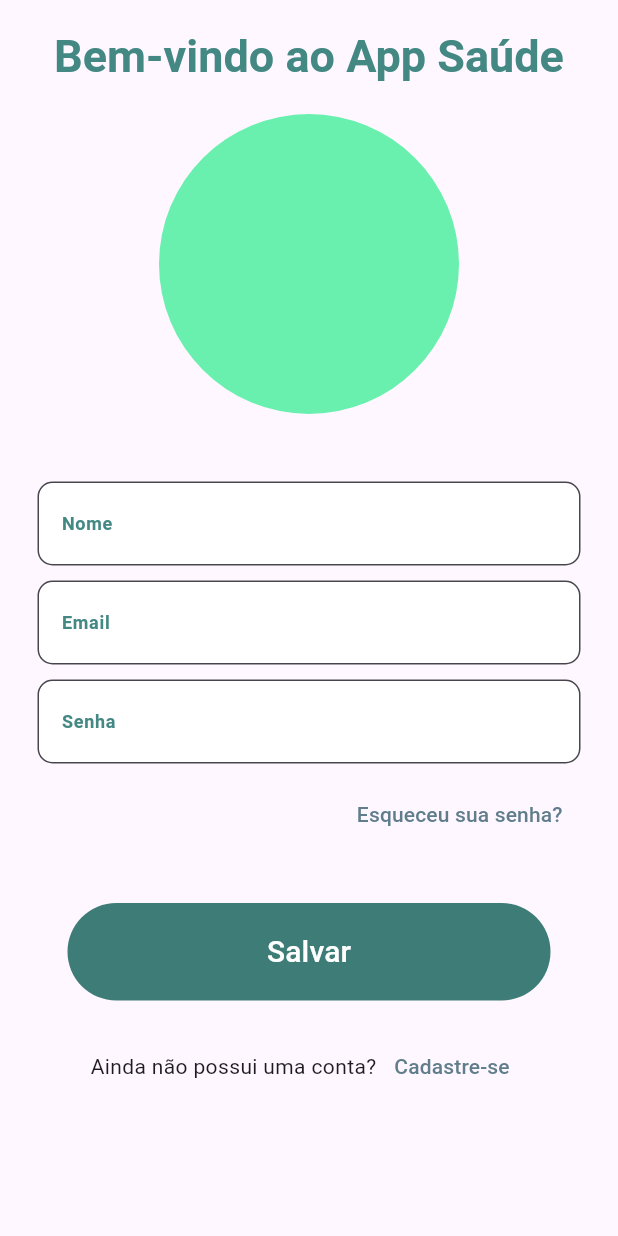
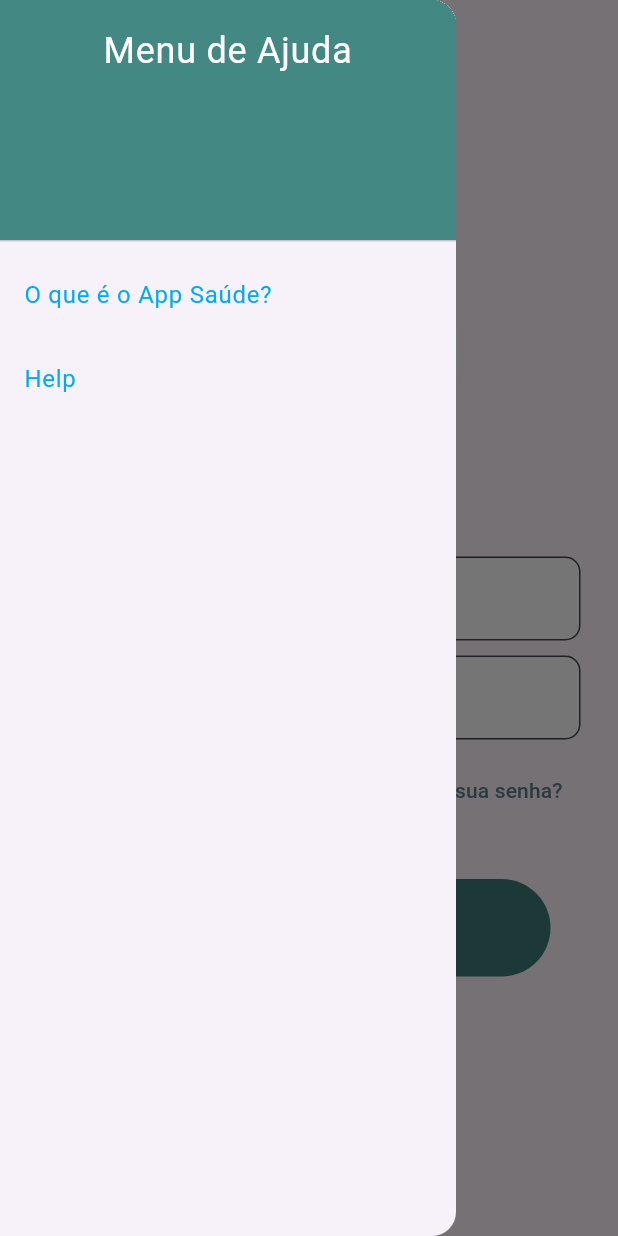
Before and after one commit to matheusmayer123/app_saude, a Flutter app: the screen it shows after launch, with the side drawer open (before the commit the screen has no drawer), on a phone screen of 412 x 824 dp. Run offline on Flutter 3.47's test engine with Material 3 defaults, Android fonts, the phone set to English and light mode, and no system bars.

Commit message:
tela login criada

```diff
--- a/lib/homepage.dart
+++ /dev/null
@@ -1,52 +0,0 @@
-import 'package:app_saude/user_form.dart';
-import 'package:flutter/material.dart';
-
-class MyHomePage extends StatefulWidget {
-  const MyHomePage({super.key});
-
-  @override
-  State<MyHomePage> createState() => _MyHomePageState();
-}
-
-class _MyHomePageState extends State<MyHomePage> {
-  @override
-  Widget build(BuildContext context) {
-    return Scaffold(
-      appBar: AppBar(
-        title: Row(
-          mainAxisAlignment: MainAxisAlignment.center,
-          children: [
-            Container(
-              margin: const EdgeInsets.only(top: 20),
-              child: const Text(
-                'Bem-vindo ao App Saúde',
-                style: TextStyle(
-                    color: Color.fromRGBO(67, 136, 131, 1.0),
-                    fontSize: 30.0,
-                    fontWeight: FontWeight.bold),
-              ),
-            ),
-          ],
-        ),
-      ),
-      body: Center(
-        child: Column(
-          mainAxisAlignment: MainAxisAlignment.start,
-          children: <Widget>[
-            Container(
-              margin: const EdgeInsets.only(top: 20),
-              child: const CircleAvatar(
-                radius: 100,
-                backgroundColor: Colors.greenAccent,
-              ),
-            ),
-            const SizedBox(
-              height: 20,
-            ),
-            const UserForm(),
-          ],
-        ),
-      ),
-    );
-  }
-}
--- /dev/null
+++ b/lib/loadingpage.dart
@@ -0,0 +1,47 @@
+import 'package:flutter/material.dart';
+import 'package:flutter/widgets.dart';
+
+class LoadingPage extends StatefulWidget {
+  const LoadingPage({super.key});
+
+  @override
+  State<LoadingPage> createState() => _LoadingPageState();
+}
+
+class _LoadingPageState extends State<LoadingPage> {
+  @override
+  Widget build(BuildContext context) {
+    return Container(
+      decoration: const BoxDecoration(
+        color: Color(0xFFEEF8F7),
+      ),
+      child: const Center(
+        child: Padding(
+          padding: EdgeInsets.all(8.0),
+          child: Column(
+            mainAxisAlignment: MainAxisAlignment.center,
+            children: [
+              SizedBox(
+                height: 40,
+              ),
+              Text(
+                'ISE',
+                style: TextStyle(
+                  color: Color.fromRGBO(67, 136, 131, 1.0),
+                  fontSize: 60,
+                ),
+              ),
+              Text(
+                'Instituto de Saúde Especializado',
+                style: TextStyle(
+                  color: Color.fromRGBO(67, 136, 131, 1.0),
+                  fontSize: 30,
+                ),
+              ),
+            ],
+          ),
+        ),
+      ),
+    );
+  }
+}
--- /dev/null
+++ b/lib/login_form.dart
@@ -0,0 +1,79 @@
+import 'package:app_saude/field_form.dart';
+import 'package:flutter/material.dart';
+
+class LoginForm extends StatefulWidget {
+  const LoginForm({super.key});
+
+  @override
+  State<LoginForm> createState() => _LoginFormState();
+}
+
+class _LoginFormState extends State<LoginForm> {
+  TextEditingController controllerEmail = TextEditingController();
+  TextEditingController controllerPassword = TextEditingController();
+  @override
+  Widget build(BuildContext context) {
+    return Center(
+        child: Padding(
+      padding: const EdgeInsets.all(25),
+      child: Column(
+        children: [
+          SizedBox(
+            height: 10,
+          ),
+          FieldForm(
+            label: 'Email',
+            isPassword: false,
+            controller: controllerEmail,
+          ),
+          SizedBox(
+            height: 10,
+          ),
+          FieldForm(
+            label: 'Senha',
+            isPassword: true,
+            controller: controllerPassword,
+          ),
+          SizedBox(
+            height: 10,
+          ),
+          Container(
+            child: Row(
+              mainAxisAlignment: MainAxisAlignment.end,
+              children: [
+                TextButton(
+                    onPressed: () {},
+                    child: const Text(
+                      'Esqueceu sua senha?',
+                      style: TextStyle(color: Colors.blueGrey),
+                    )),
+              ],
+            ),
+          ),
+          Padding(
+            padding: const EdgeInsets.all(20),
+            child: SizedBox(
+              height: 80,
+              width: 350,
+              child: Container(
+                margin: const EdgeInsets.only(top: 15),
+                child: TextButton(
+                    onPressed: () {},
+                    child: const Text(
+                      'Entrar',
+                      style: TextStyle(
+                        color: Colors.white,
+                        fontSize: 20,
+                      ),
+                    ),
+                    style: ButtonStyle(
+                        backgroundColor: MaterialStatePropertyAll(
+                            Color.fromRGBO(62, 124, 120, 1.0)))),
+              ),
+            ),
+          ),
+        ],
+      ),
+    ));
+  }
+}
--- /dev/null
+++ b/lib/loginpage.dart
@@ -0,0 +1,66 @@
+import 'package:app_saude/login_form.dart';
+import 'package:flutter/material.dart';
+
+class LoginPage extends StatefulWidget {
+  const LoginPage({super.key});
+
+  @override
+  State<LoginPage> createState() => _LoginPageState();
+}
+
+class _LoginPageState extends State<LoginPage> {
+  @override
+  Widget build(BuildContext context) {
+    return Scaffold(
+      appBar: AppBar(
+        title: const Text('App Saúde'),
+        centerTitle: true,
+      ),
+      drawer: Drawer(
+        child: ListView(
+          padding: EdgeInsets.zero,
+          children: <Widget>[
+            const DrawerHeader(
+              decoration: BoxDecoration(
+                color: Color.fromRGBO(67, 136, 131, 1.0),
+              ),
+              child: Text(
+                'Menu de Ajuda',
+                textAlign: TextAlign.center,
+                style: TextStyle(
+                  color: Colors.white,
+                  fontSize: 24,
+                ),
+              ),
+            ),
+            ListTile(
+              title: const Text('O que é o App Saúde?'),
+              onTap: () {},
+              textColor: Colors.lightBlue,
+            ),
+            ListTile(
+              title: const Text('Help'),
+              onTap: () {},
+              textColor: Colors.lightBlue,
+            ),
+          ],
+        ),
+      ),
+      body: const Center(
+        child: Column(
+          children: [
+            SizedBox(
+              height: 80,
+            ),
+            CircleAvatar(
+              radius: 100,
+              backgroundColor: Color(0xFFFFFFFF),
+              backgroundImage: AssetImage('assets/images/img_inicial.png'),
+            ),
+            LoginForm(),
+          ],
+        ),
+      ),
+    );
+  }
+}
--- a/lib/main.dart
+++ b/lib/main.dart
@@ -1,5 +1,4 @@
 import 'package:app_saude/myapp.dart';
-
 import 'package:flutter/material.dart';
 
 void main() {
--- a/lib/myapp.dart
+++ b/lib/myapp.dart
@@ -1,4 +1,5 @@
-import 'package:app_saude/homepage.dart';
+import 'package:app_saude/loadingpage.dart';
+import 'package:app_saude/loginpage.dart';
 import 'package:flutter/material.dart';
 
 class MyApp extends StatelessWidget {
@@ -9,7 +10,7 @@ class MyApp extends StatelessWidget {
     return MaterialApp(
       title: 'App Saúde',
       theme: ThemeData(),
-      home: const MyHomePage(),
+      home: const LoginPage(),
     );
   }
 }
```
Also changed, not shown: assets/images/img_inicial.png, 1 other file.
